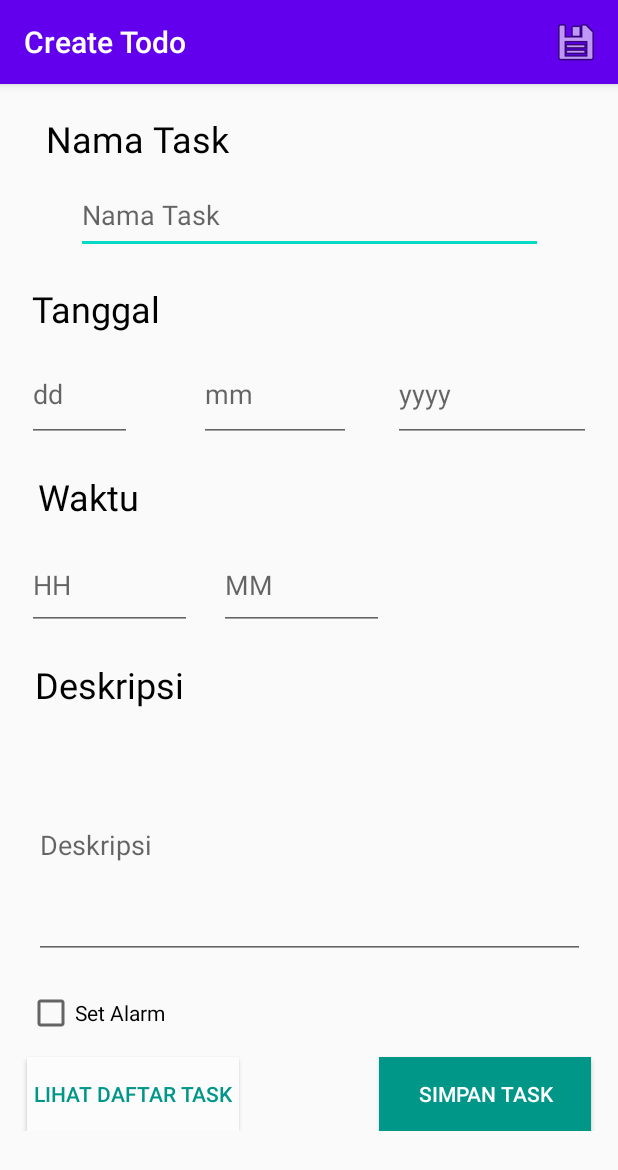
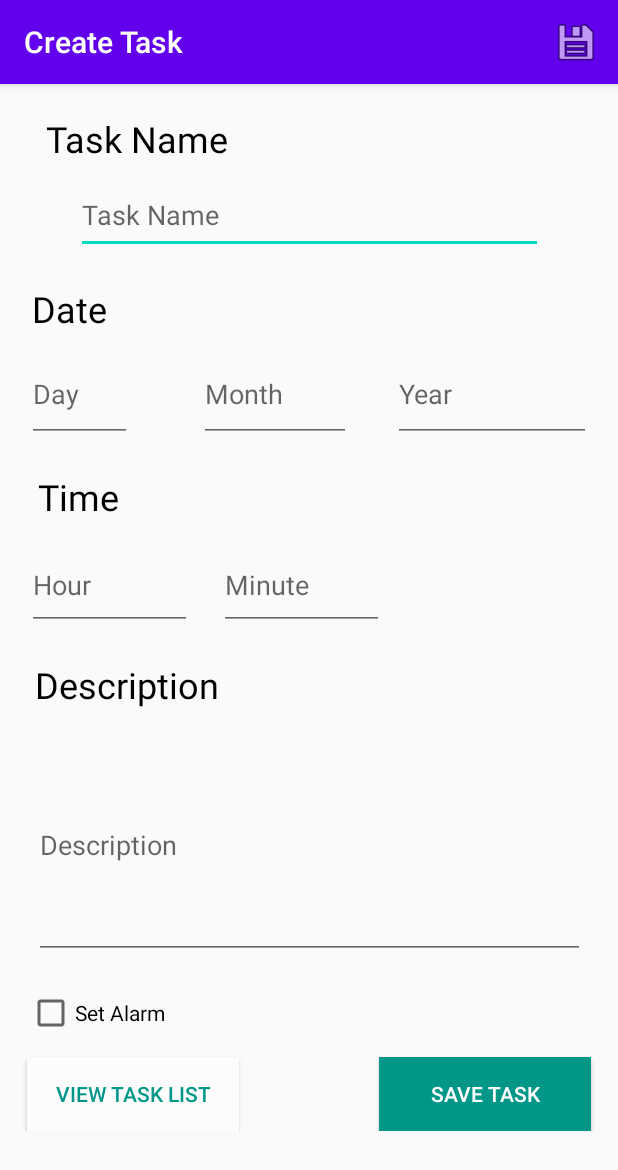
Before and after one commit to arif-teguh/To-Do-Task-Maker, an Android app: the CreateTodoActivity screen opened directly, with no data from a screen before it, on a phone screen of 412 x 824 dp. Shown: the top 1170 px of the screen. Run offline under Robolectric (Android 15) with nearby library versions, the phone set to English and light mode, and no system bars.

Commit message:
menambah bahasa indonesia dan inggris untuk string

```diff
--- a/app/src/main/res/values/strings.xml
+++ b/app/src/main/res/values/strings.xml
@@ -1,32 +1,31 @@
 <resources>
-    <string name="app_name">tugasUts</string>
-    <string name="tambah_task">Tambah Task</string>
-    <string name="nama_task">Nama Task</string>
-    <string name="name_form">Nama Task</string>
-    <string name="Tanggal">Tanggal</string>
-    <string name="day_form">dd</string>
-    <string name="month_form">mm</string>
-    <string name="year_form">yyyy</string>
-    <string name="Time">Waktu</string>
-    <string name="hour_form">HH</string>
-    <string name="Minute_form">MM</string>
-    <string name="deskripsi">Deskripsi</string>
-    <string name="deskripsi_form">Deskripsi</string>
-    <string name="tombol_simpan">Simpan Task</string>
-    <string name="tombol_lihat">Lihat Daftar Task</string>
+    <string name="app_name">Task Maker</string>
+    <string name="tambah_task">Add Tak</string>
+    <string name="nama_task">Task Name</string>
+    <string name="name_form">Task Name</string>
+    <string name="Tanggal">Date</string>
+    <string name="day_form">Day</string>
+    <string name="month_form">Month</string>
+    <string name="year_form">Year</string>
+    <string name="Time">Time</string>
+    <string name="hour_form">Hour</string>
+    <string name="Minute_form">Minute</string>
+    <string name="deskripsi">Description</string>
+    <string name="deskripsi_form">Description</string>
+    <string name="tombol_simpan">Save Task</string>
+    <string name="tombol_lihat">View Task List</string>
     <string name="delete">delete</string>
     <string name="save">Save</string>
     <string name="enter_title">Enter Title</string>
     <string name="enter_content">Enter Content</string>
     <string name="pleaseEnterTitle">Please enter title</string>
     <string name="pleaseEnterContent">Please enter content</string>
-    <string name="viewOrEditTodo">View/Edit Todo</string>
+    <string name="viewOrEditTodo">View/Edit Task</string>
     <string name="set_alarm">Set Alarm</string>
-    <string name="createTodo">Create Todo</string>
+    <string name="createTodo">Create Task</string>
     <string name="title">Title</string>
     <string name="content">Content</string>
     <string name="search">Search</string>
     <string name="search_here">Search here</string>
     <string name="pleaseFillForm">pleaseFillForm</string>
-
 </resources>
```
Also changed, not shown: 2 other files.
